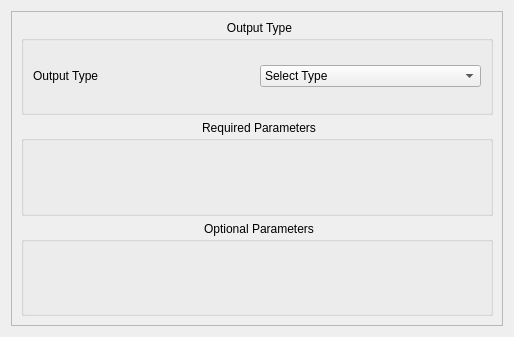
First picture: the form in Widgets/Output_Widget.ui, repository ExperimentalMineralPhysics/Continuous-Peak-Fit, before the edit.
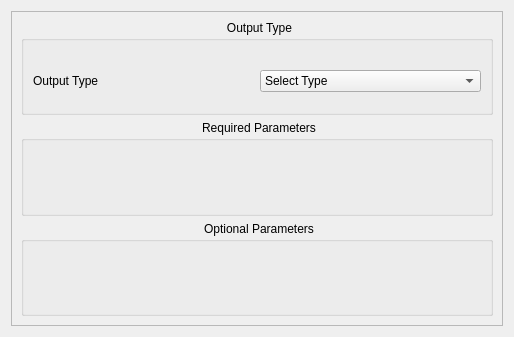
Second picture: the form after the edit.

Commit message: Adjust widgets size for PyQt6

Patch:
```diff
--- a/Widgets/Output_Widget.ui
+++ b/Widgets/Output_Widget.ui
@@ -58,6 +58,9 @@
           <string>Output Type</string>
          </property>
          <layout class="QGridLayout" name="gridLayout_4">
+          <property name="topMargin">
+           <number>18</number>
+          </property>
           <item row="0" column="0">
            <widget class="QLabel" name="label">
             <property name="sizePolicy">
```
Left out of the diff: 12 changed lines with no effect on the pictures. The commit also changes 3 other files.
